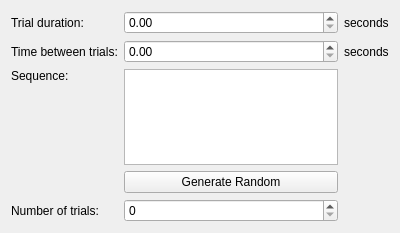
Old version of the form ObjectTrackMatrix/ExperimentSetup.ui in the repository parallax-xallaraq/ObjectTrackMatrix.
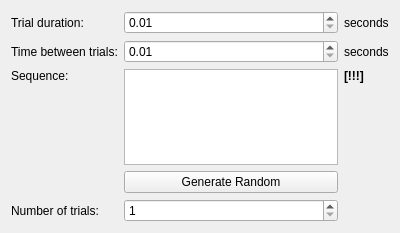
New version of the form.

Commit message: check for valid sequence

The edit to the form file:
```diff
--- a/ObjectTrackMatrix/ExperimentSetup.ui
+++ b/ObjectTrackMatrix/ExperimentSetup.ui
@@ -17,13 +17,35 @@
    <item>
     <layout class="QGridLayout" name="gridLayout">
      <item row="2" column="2">
-      <layout class="QVBoxLayout" name="verticalLayout_2"/>
+      <layout class="QVBoxLayout" name="verticalLayout_2">
+       <item alignment="Qt::AlignTop">
+        <widget class="QLabel" name="label_errSequence">
+         <property name="font">
+          <font>
+           <weight>75</weight>
+           <bold>true</bold>
+          </font>
+         </property>
+         <property name="text">
+          <string>[!!!]</string>
+         </property>
+        </widget>
+       </item>
+      </layout>
      </item>
      <item row="1" column="1">
-      <widget class="QDoubleSpinBox" name="doubleSpinBox_timeBetweenTrials"/>
+      <widget class="QDoubleSpinBox" name="doubleSpinBox_timeBetweenTrials">
+       <property name="minimum">
+        <double>0.010000000000000</double>
+       </property>
+      </widget>
      </item>
      <item row="0" column="1">
-      <widget class="QDoubleSpinBox" name="doubleSpinBox_trialDuration"/>
+      <widget class="QDoubleSpinBox" name="doubleSpinBox_trialDuration">
+       <property name="minimum">
+        <double>0.010000000000000</double>
+       </property>
+      </widget>
      </item>
      <item row="0" column="2">
       <widget class="QLabel" name="label_secDuration">
@@ -40,7 +62,11 @@
       </widget>
      </item>
      <item row="4" column="1">
-      <widget class="QSpinBox" name="spinBox_nTrials"/>
+      <widget class="QSpinBox" name="spinBox_nTrials">
+       <property name="minimum">
+        <number>1</number>
+       </property>
+      </widget>
      </item>
      <item row="1" column="0">
       <widget class="QLabel" name="label_timeBetweenTrials">
```
The commit also changes 7 other files.
